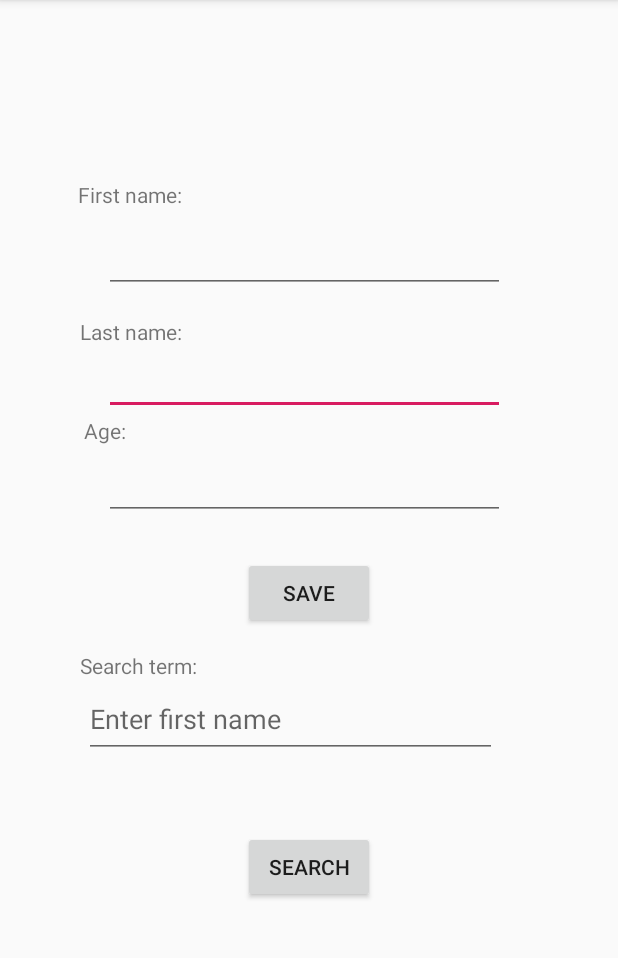
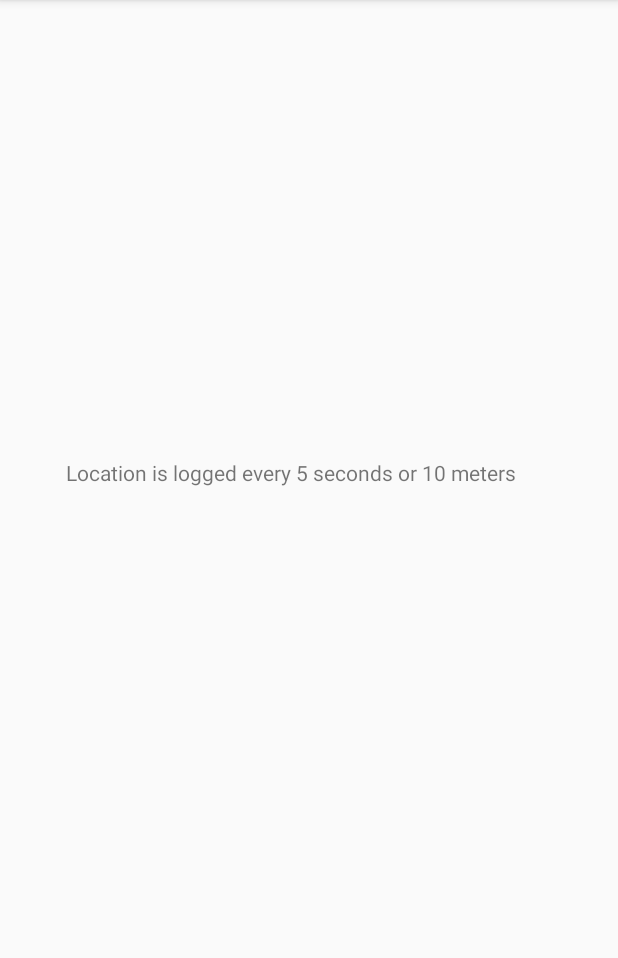
Before and after one commit to it21606/android-assignement, an Android app: the screen it shows after launch (MainActivity), on a phone screen of 412 x 824 dp, the part 84-1042 px from its top. Run offline under Robolectric (Android 15) with nearby library versions, the phone set to English and light mode, and no system bars.

Commit message:
Changes for assignment 2

```diff
--- a/app/src/main/java/com/example/user/test/DBHelper.java
+++ b/app/src/main/java/com/example/user/test/DBHelper.java
@@ -3,7 +3,6 @@ package com.example.user.test;
 
 import android.content.ContentValues;
 import android.content.Context;
-import android.database.Cursor;
 import android.database.SQLException;
 import android.database.sqlite.SQLiteDatabase;
 import android.database.sqlite.SQLiteOpenHelper;
@@ -11,13 +10,12 @@ import android.database.sqlite.SQLiteOpenHelper;
 import java.util.ArrayList;
 
 public class DBHelper extends SQLiteOpenHelper {
-    public static final String DATABASE_NAME = "DATA_DB";
-    public static final int DATABASE_VERSION = 8;
+    public static final String DATABASE_NAME = "LOCATION_DB";
+    public static final int DATABASE_VERSION = 2;
     public static final String TABLE_NAME = "DATA_TABLE";
     public static final String DATA_ID = "_ID";
-    public static final String DATA__FNAME = "FNAME";
-    public static final String DATA__LNAME = "LNAME";
-    public static final String DATA__AGE = "AGE";
+    public static final String DATA__LONG = "LONG";
+    public static final String DATA__LANG = "LANG";
     public static final String DATA__STAMP = "TIMESTAMP";
 
     public DBHelper(Context context) {
@@ -28,9 +26,8 @@ public class DBHelper extends SQLiteOpenHelper {
     public void onCreate(SQLiteDatabase db) {
         db.execSQL("CREATE TABLE " + TABLE_NAME + " (" +
                 DATA_ID + " INTEGER PRIMARY KEY AUTOINCREMENT, " +
-                DATA__FNAME + " TEXT, " +
-                DATA__LNAME + " TEXT, " +
-                DATA__AGE + " TEXT, " +
+                DATA__LONG + " TEXT, " +
+                DATA__LANG + " TEXT, " +
                 DATA__STAMP + " TEXT " +
                 ");");
     }
@@ -44,35 +41,12 @@ public class DBHelper extends SQLiteOpenHelper {
         try {
             SQLiteDatabase db = this.getWritableDatabase();
             ContentValues values = new ContentValues();
-            values.put(DATA__FNAME, dataContract.getFname());
-            values.put(DATA__LNAME, dataContract.getLname());
-            values.put(DATA__AGE, dataContract.getAge());
+            values.put(DATA__LONG, dataContract.getFname());
+            values.put(DATA__LANG, dataContract.getLname());
             values.put(DATA__STAMP, dataContract.getTimestamp());
             db.insertOrThrow(TABLE_NAME, null, values);
         } catch (SQLException e) {
             throw e;
         }
     }
-
-    public ArrayList<Result> getSelected(String fname) {
-        ArrayList<Result> dataContactsArray = new ArrayList<>();
-        SQLiteDatabase db = this.getReadableDatabase();
-        try {
-            Cursor cursor = db.query(TABLE_NAME, null, DATA__FNAME + "=?", new String[]{fname}, null, null, null);
-            if (cursor != null && cursor.getCount() > 0) {
-                if (cursor.moveToFirst()) ;
-                {
-                    do {
-                        Result result = new Result(cursor.getString(1), cursor.getString(2), cursor.getString(3), cursor.getString(4));
-                        dataContactsArray.add(result);
-                    } while (cursor.moveToNext());
-                }
-                return dataContactsArray;
-            } else {
-                return new ArrayList<>();
-            }
-        } catch (SQLException e) {
-            return new ArrayList<>();
-        }
-    }
 }
--- a/app/src/main/res/layout/activity_main.xml
+++ b/app/src/main/res/layout/activity_main.xml
@@ -7,131 +7,18 @@
     tools:context=".MainActivity"
     tools:layout_editor_absoluteY="81dp">
 
-    <EditText
-        android:id="@+id/lnameInput"
-        android:layout_width="267dp"
-        android:layout_height="46dp"
-        android:layout_marginBottom="24dp"
-        android:autofillHints=""
-        android:inputType="text"
-        app:layout_constraintBottom_toTopOf="@+id/ageInput"
-        app:layout_constraintEnd_toEndOf="parent"
-        app:layout_constraintHorizontal_bias="0.479"
-        app:layout_constraintStart_toStartOf="parent"
-        tools:targetApi="o" />
-
-    <EditText
-        android:id="@+id/fnameInput"
-        android:layout_width="267dp"
-        android:layout_height="46dp"
-        android:autofillHints=""
-        android:inputType="text"
-        app:layout_constraintBottom_toTopOf="@+id/lnameInput"
-        app:layout_constraintEnd_toEndOf="parent"
-        app:layout_constraintHorizontal_bias="0.479"
-        app:layout_constraintStart_toStartOf="parent"
-        app:layout_constraintTop_toTopOf="parent"
-        app:layout_constraintVertical_bias="0.81"
-        tools:targetApi="o" />
-
-    <Button
-        android:id="@+id/searchButton"
-        android:layout_width="wrap_content"
-        android:layout_height="wrap_content"
-        android:onClick="gotoNext"
-        android:text="Search"
-        app:layout_constraintBottom_toBottomOf="parent"
-        app:layout_constraintEnd_toEndOf="parent"
-        app:layout_constraintHorizontal_bias="0.501"
-        app:layout_constraintStart_toStartOf="parent"
-        app:layout_constraintTop_toBottomOf="@+id/searchInput"
-        app:layout_constraintVertical_bias="0.228" />
-
-    <Button
-        android:id="@+id/saveButton"
-        android:layout_width="wrap_content"
-        android:layout_height="wrap_content"
-        android:text="Save"
-        app:layout_constraintBottom_toTopOf="@+id/searchInput"
-        app:layout_constraintEnd_toEndOf="parent"
-        app:layout_constraintHorizontal_bias="0.501"
-        app:layout_constraintStart_toStartOf="parent"
-        app:layout_constraintTop_toTopOf="parent"
-        app:layout_constraintVertical_bias="0.916" />
-
-    <EditText
-        android:id="@+id/searchInput"
-        android:layout_width="275dp"
-        android:layout_height="52dp"
-        android:ems="10"
-        android:hint="Enter first name"
-        android:inputType="textPersonName"
-        app:layout_constraintBottom_toBottomOf="parent"
-        app:layout_constraintEnd_toEndOf="parent"
-        app:layout_constraintHorizontal_bias="0.411"
-        app:layout_constraintStart_toStartOf="parent"
-        app:layout_constraintTop_toTopOf="parent"
-        app:layout_constraintVertical_bias="0.633" />
-
-    <EditText
-        android:id="@+id/ageInput"
-        android:layout_width="267dp"
-        android:layout_height="46dp"
-        android:ems="10"
-        android:inputType="number"
-        app:layout_constraintBottom_toTopOf="@+id/saveButton"
-        app:layout_constraintEnd_toEndOf="parent"
-        app:layout_constraintHorizontal_bias="0.479"
-        app:layout_constraintStart_toStartOf="parent"
-        app:layout_constraintTop_toTopOf="parent"
-        app:layout_constraintVertical_bias="0.924" />
-
     <TextView
         android:id="@+id/textView2"
         android:layout_width="wrap_content"
         android:layout_height="wrap_content"
         android:layout_marginStart="44dp"
-        android:text="First name:"
-        app:layout_constraintBottom_toTopOf="@+id/fnameInput"
+        android:layout_marginTop="36dp"
+        android:text="Location is logged every 5 seconds or 10 meters"
+        app:layout_constraintBottom_toBottomOf="parent"
         app:layout_constraintEnd_toEndOf="parent"
-        app:layout_constraintHorizontal_bias="0.027"
+        app:layout_constraintHorizontal_bias="0.0"
         app:layout_constraintStart_toStartOf="parent"
         app:layout_constraintTop_toTopOf="parent"
-        app:layout_constraintVertical_bias="0.925" />
-
-    <TextView
-        android:id="@+id/textView3"
-        android:layout_width="wrap_content"
-        android:layout_height="wrap_content"
-        android:layout_marginStart="44dp"
-        android:text="Last name:"
-        app:layout_constraintBottom_toTopOf="@+id/lnameInput"
-        app:layout_constraintEnd_toEndOf="parent"
-        app:layout_constraintHorizontal_bias="0.03"
-        app:layout_constraintStart_toStartOf="parent"
-        app:layout_constraintTop_toBottomOf="@+id/fnameInput"
-        app:layout_constraintVertical_bias="1.0" />
-
-    <TextView
-        android:id="@+id/textView4"
-        android:layout_width="wrap_content"
-        android:layout_height="wrap_content"
-        android:layout_marginStart="56dp"
-        android:layout_marginBottom="4dp"
-        android:text="Age:"
-        app:layout_constraintBottom_toTopOf="@+id/ageInput"
-        app:layout_constraintEnd_toEndOf="parent"
-        app:layout_constraintHorizontal_bias="0.0"
-        app:layout_constraintStart_toStartOf="parent" />
-
-    <TextView
-        android:id="@+id/textView5"
-        android:layout_width="wrap_content"
-        android:layout_height="wrap_content"
-        android:text="Search term:"
-        app:layout_constraintBottom_toTopOf="@+id/searchInput"
-        app:layout_constraintEnd_toEndOf="parent"
-        app:layout_constraintHorizontal_bias="0.159"
-        app:layout_constraintStart_toStartOf="parent" />
+        app:layout_constraintVertical_bias="0.378" />
 
 </android.support.constraint.ConstraintLayout>
```
Also changed, not shown: app/src/main/AndroidManifest.xml (+7 -9 lines), app/src/main/java/com/example/user/test/InternetReceiver.java (added, +26 -0 lines), app/src/main/java/com/example/user/test/LocContentProvider.java (added, +68 -0 lines), app/src/main/java/com/example/user/test/LocationLoggingService.java (added, +93 -0 lines), app/src/main/java/com/example/user/test/MainActivity.java (+21 -55 lines), app/src/main/java/com/example/user/test/Second.java (deleted, +0 -80 lines), app/src/main/res/layout/activity_second.xml (deleted, +0 -66 lines), 1 other file.
